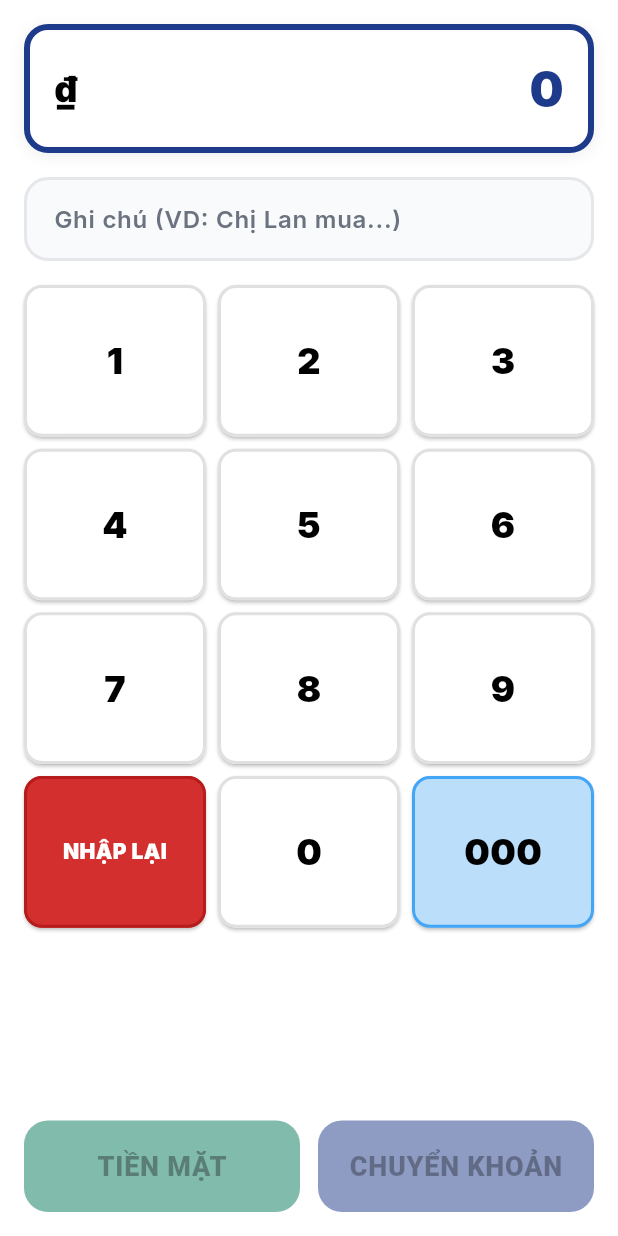
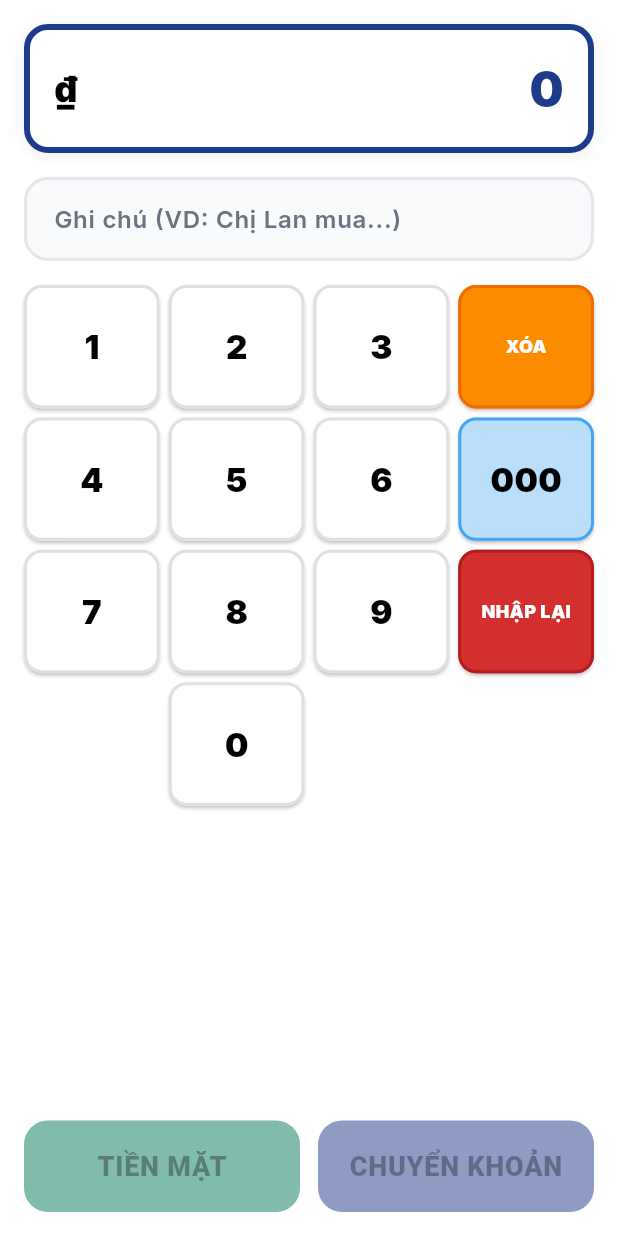
Before and after one commit to anst-dev/ChotTienBanHang, a Flutter app: the SalesScreen screen opened directly, after a tap on "000", on a phone screen of 412 x 824 dp. Run offline on Flutter 3.47's test engine with Material 3 defaults, Android fonts, the light colour scheme and no system bars; our stand-ins replace google_fonts, shared_preferences; accounts and stored records are empty.

Commit message:
fix xóa

```diff
--- a/mobile_app/lib/screens/home_screen.dart
+++ b/mobile_app/lib/screens/home_screen.dart
@@ -63,7 +63,8 @@ class _HomeScreenState extends State<HomeScreen> with SingleTickerProviderStateM
                 SettingsScreen(),
               ],
             ),
-            bottomNavigationBar: Container(
+            bottomNavigationBar: SafeArea(
+              child: Container(
                 decoration: BoxDecoration(
                   color: Colors.black,
                   borderRadius: const BorderRadius.vertical(top: Radius.circular(32)),
@@ -91,6 +92,7 @@ class _HomeScreenState extends State<HomeScreen> with SingleTickerProviderStateM
                   onTap: (index) {
                     setState(() {});
                   },
+                ),
               ),
             ),
           ),
--- a/mobile_app/lib/screens/sales_screen.dart
+++ b/mobile_app/lib/screens/sales_screen.dart
@@ -1,4 +1,5 @@
 import 'package:flutter/material.dart';
+import 'package:flutter/services.dart';
 import 'package:provider/provider.dart';
 import '../providers/app_provider.dart';
 import '../models/types.dart';
@@ -16,6 +17,9 @@ class _SalesScreenState extends State<SalesScreen> {
   String _amount = '';
   final TextEditingController _noteController = TextEditingController();
 
+  // Giới hạn tối đa 12 ký tự (đến hàng tỷ đồng)
+  static const int _maxDigits = 12;
+
   @override
   void dispose() {
     _noteController.dispose();
@@ -23,18 +27,31 @@ class _SalesScreenState extends State<SalesScreen> {
   }
 
   void _handleKeypad(String value) {
+    // Haptic feedback khi nhấn nút
+    HapticFeedback.lightImpact();
+
     setState(() {
-      if (value == 'C' || value == 'NHẬP LẠI') {
+      if (value == 'NHẬP LẠI') {
+        // Xóa hết
         _amount = '';
+      } else if (value == 'XÓA') {
+        // Xóa từng ký tự cuối
+        if (_amount.isNotEmpty) {
+          _amount = _amount.substring(0, _amount.length - 1);
+        }
       } else if (value == '000') {
-        if (_amount.isNotEmpty && _amount != '0') {
+        // Thêm 000 (nếu không vượt giới hạn)
+        if (_amount.isNotEmpty && _amount != '0' && _amount.length + 3 <= _maxDigits) {
           _amount += '000';
         }
       } else {
-        if (_amount == '0') {
-          _amount = value;
-        } else {
-          _amount += value;
+        // Thêm số (nếu không vượt giới hạn)
+        if (_amount.length < _maxDigits) {
+          if (_amount == '0') {
+            _amount = value;
+          } else {
+            _amount += value;
+          }
         }
       }
     });
@@ -158,24 +175,28 @@ class _SalesScreenState extends State<SalesScreen> {
               ),
               const SizedBox(height: 16),
 
-              // Keypad
+              // Keypad - 4 cột với nút XÓA tiện lợi
               Expanded(
                 child: GridView.count(
-                  crossAxisCount: 3,
-                  crossAxisSpacing: 8,
-                  mainAxisSpacing: 8,
-                  childAspectRatio: 1.2,
+                  crossAxisCount: 4,
+                  crossAxisSpacing: 6,
+                  mainAxisSpacing: 6,
+                  childAspectRatio: 1.1,
                   children: [
-                    '1', '2', '3',
-                    '4', '5', '6',
-                    '7', '8', '9',
-                    'NHẬP LẠI', '0', '000',
+                    '1', '2', '3', 'XÓA',
+                    '4', '5', '6', '000',
+                    '7', '8', '9', 'NHẬP LẠI',
+                    '', '0', '', '',
                   ].map((key) {
+                    if (key.isEmpty) {
+                      return const SizedBox.shrink();
+                    }
                     return KeypadButton(
                       label: key,
                       onPressed: () => _handleKeypad(key),
-                      isDelete: key == 'NHẬP LẠI',
+                      isDelete: key == 'XÓA',
                       isSpecial: key == '000',
+                      isClear: key == 'NHẬP LẠI',
                     );
                   }).toList(),
                 ),
--- a/mobile_app/lib/widgets/common_widgets.dart
+++ b/mobile_app/lib/widgets/common_widgets.dart
@@ -39,6 +39,7 @@ class KeypadButton extends StatelessWidget {
   final VoidCallback onPressed;
   final bool isSpecial;
   final bool isDelete;
+  final bool isClear;
 
   const KeypadButton({
     super.key,
@@ -46,31 +47,51 @@ class KeypadButton extends StatelessWidget {
     required this.onPressed,
     this.isSpecial = false,
     this.isDelete = false,
+    this.isClear = false,
   });
 
   @override
   Widget build(BuildContext context) {
+    // Màu nền
+    Color backgroundColor;
+    Color borderColor;
+    Color textColor;
+
+    if (isDelete) {
+      // Nút XÓA - màu cam
+      backgroundColor = Colors.orange.shade600;
+      borderColor = Colors.orange.shade800;
+      textColor = Colors.white;
+    } else if (isClear) {
+      // Nút NHẬP LẠI - màu đỏ
+      backgroundColor = Colors.red.shade700;
+      borderColor = Colors.red.shade900;
+      textColor = Colors.white;
+    } else if (isSpecial) {
+      // Nút 000 - màu xanh nhạt
+      backgroundColor = Colors.blue.shade100;
+      borderColor = Colors.blue.shade400;
+      textColor = AppColors.textPrimary;
+    } else {
+      // Nút số thường
+      backgroundColor = Colors.white;
+      borderColor = Colors.grey.shade300;
+      textColor = AppColors.textPrimary;
+    }
+
     return Material(
-      color: isDelete
-          ? Colors.red.shade700
-          : isSpecial
-              ? Colors.blue.shade100
-              : Colors.white,
+      color: backgroundColor,
       borderRadius: BorderRadius.circular(12),
       elevation: 1,
       child: InkWell(
         onTap: onPressed,
         borderRadius: BorderRadius.circular(12),
         child: Container(
-          padding: const EdgeInsets.symmetric(vertical: 20),
+          padding: const EdgeInsets.symmetric(vertical: 16),
           decoration: BoxDecoration(
             borderRadius: BorderRadius.circular(12),
             border: Border.all(
-              color: isDelete
-                  ? Colors.red.shade900
-                  : isSpecial
-                      ? Colors.blue.shade400
-                      : Colors.grey.shade300,
+              color: borderColor,
               width: 2,
             ),
           ),
@@ -78,13 +99,9 @@ class KeypadButton extends StatelessWidget {
             child: Text(
               label,
               style: TextStyle(
-                fontSize: isDelete ? 14 : 24,
+                fontSize: (isDelete || isClear) ? 12 : 22,
                 fontWeight: FontWeight.w900,
-                color: isDelete
-                    ? Colors.white
-                    : isSpecial
-                        ? AppColors.textPrimary
-                        : AppColors.textPrimary,
+                color: textColor,
               ),
             ),
           ),
```
Lines whose indentation alone changed are shown as unchanged.
